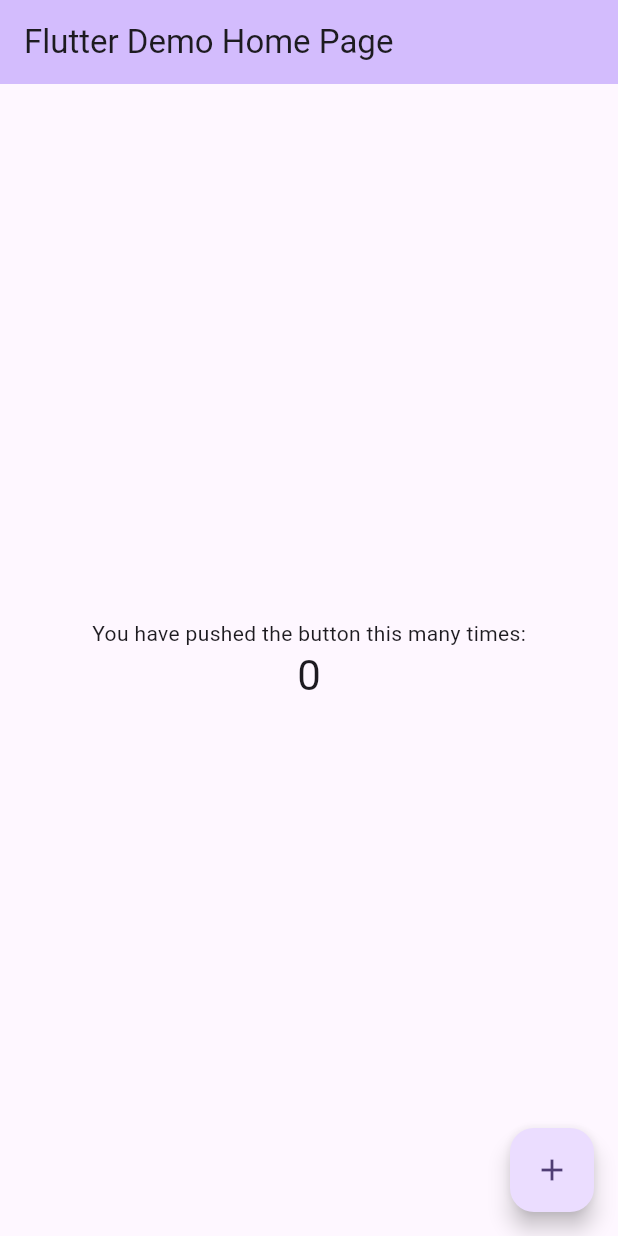
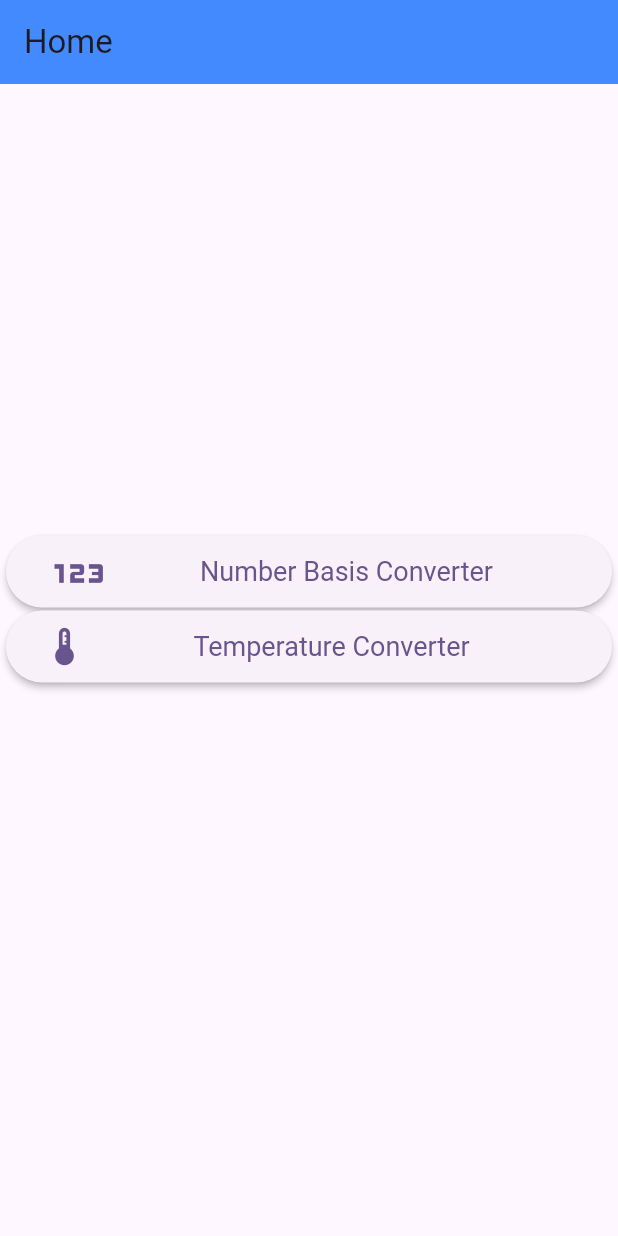
Before and after one commit to JumpSneak/UniversalTool, a Flutter app: the screen it shows after launch, on a phone screen of 412 x 824 dp. Run offline on Flutter 3.47's test engine with Material 2 defaults, Android fonts, the phone set to English and light mode, and no system bars.

Commit message:
NumberBasis and Temperature Converter added

```diff
--- a/lib/main.dart
+++ b/lib/main.dart
@@ -1,4 +1,8 @@
 import 'package:flutter/material.dart';
+import 'package:flutter/services.dart';
+import 'dart:convert';
+import 'numberbasis.dart';
+import 'temperatures.dart';
 
 void main() {
   runApp(const MyApp());
@@ -11,7 +15,8 @@ class MyApp extends StatelessWidget {
   @override
   Widget build(BuildContext context) {
     return MaterialApp(
-      title: 'Flutter Demo',
+      title: 'UniversalTool',
+      debugShowCheckedModeBanner: false,
       theme: ThemeData(
         // This is the theme of your application.
         //
@@ -31,10 +36,95 @@ class MyApp extends StatelessWidget {
         colorScheme: ColorScheme.fromSeed(seedColor: Colors.deepPurple),
         useMaterial3: true,
       ),
-      home: const MyHomePage(title: 'Flutter Demo Home Page'),
+      darkTheme: ThemeData.dark(),
+      initialRoute: '/',
+      routes: {
+        '/': (context) => HomeScreen(),
+        '/basisnumbers': (context) => BasisNumbers(),
+        '/temperatures': (context) => Temperatures(),
+      },
     );
   }
 }
+
+class HomeScreen extends StatelessWidget {
+  const HomeScreen({super.key});
+
+  @override
+  Widget build(BuildContext context) {
+    return Scaffold(
+      appBar: AppBar(
+        title: const Text("Home"),
+        backgroundColor: Colors.blueAccent,
+      ),
+      body: SingleChildScrollView(
+        child: Column(
+          mainAxisAlignment: MainAxisAlignment.end,
+          children: [
+            SizedBox(height: 300,),
+            SizedBox(
+              height: 50,
+              child: Padding(
+                padding: const EdgeInsets.only(left: 4, right: 4, bottom: 1, top: 1),
+                child: ElevatedButton(
+                  onPressed: () {
+                    Navigator.pushNamed(context, '/basisnumbers');
+                  },
+                  child: Row(
+                    mainAxisAlignment: MainAxisAlignment.start,
+                    children: [
+                      Icon(
+                        Icons.onetwothree,
+                        size: 50,
+                      ),
+                      Spacer(),
+                      Text("Number Basis Converter"),
+                      Spacer()
+                    ],
+                  ),
+                  style: ElevatedButton.styleFrom(
+                    textStyle: TextStyle(fontSize: 18),
+                    elevation: 2,
+                  ),
+                ),
+              ),
+            ),
+            SizedBox(
+              height: 50,
+              child: Padding(
+                padding: const EdgeInsets.only(left: 4, right: 4, bottom: 1, top: 1),
+                child: ElevatedButton(
+                  onPressed: () {
+                    Navigator.pushNamed(context, '/temperatures');
+                  },
+                  child: Row(
+                    mainAxisAlignment: MainAxisAlignment.start,
+                    children: [
+                      Icon(
+                        Icons.thermostat,
+                        size: 30,
+                      ),
+                      Spacer(),
+                      Text("Temperature Converter"),
+                      Spacer()
+                    ],
+                  ),
+                  style: ElevatedButton.styleFrom(
+                    textStyle: TextStyle(fontSize: 18),
+                    elevation: 2,
+                  ),
+                ),
+              ),
+            ),
+          ],
+        ),
+      ),
+    );
+  }
+}
+
+
+
 
 class MyHomePage extends StatefulWidget {
   const MyHomePage({super.key, required this.title});
--- a/pubspec.yaml
+++ b/pubspec.yaml
@@ -1,4 +1,4 @@
-name: universal_tool
+name: UniversalTool
 description: A new Flutter project.
 # The following line prevents the package from being accidentally published to
 # pub.dev using `flutter pub publish`. This is preferred for private packages.
```
Also changed, not shown: lib/numberbasis.dart (added, +224 -0 lines), lib/temperatures.dart (added, +283 -0 lines), 1 other file.
